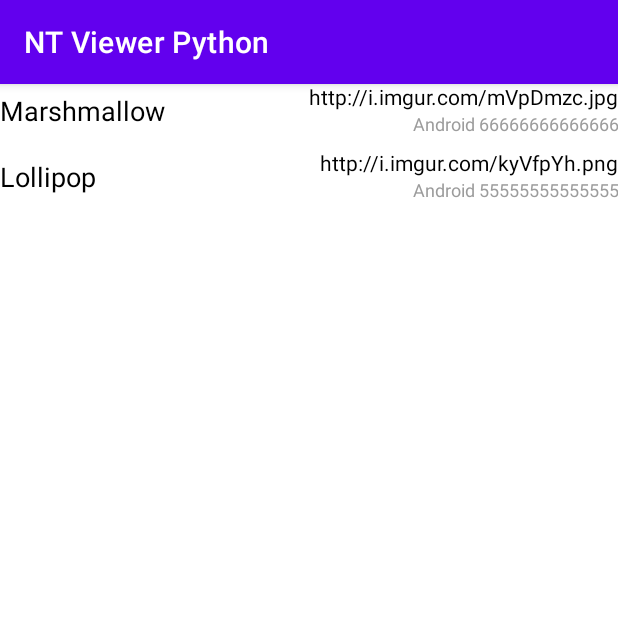
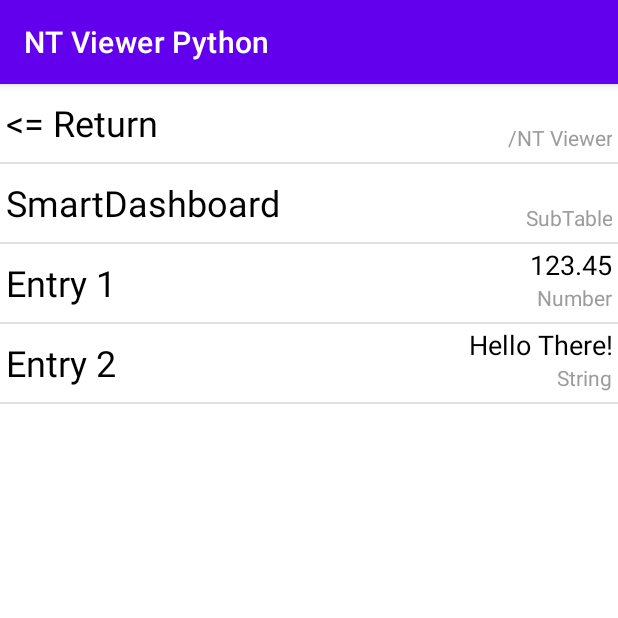
Before and after one commit to quick0831/NT-Viewer-Python, an Android app: the screen it shows after launch (MainActivity), on a phone screen of 412 x 824 dp, the top half of it. Run offline under Robolectric (Android 15) with nearby library versions, the phone set to English and light mode, and no system bars; libraries missing offline, so code that uses them is left out: com.chaquo.python; 4 statements that could not run were skipped.

Commit message:
Simply make the layout look better
Nothing else lol

```diff
--- a/app/src/main/java/edu/quick/frc/ntviewerpython/MainActivity.java
+++ b/app/src/main/java/edu/quick/frc/ntviewerpython/MainActivity.java
@@ -31,18 +31,22 @@ public class MainActivity extends AppCompatActivity {
         });*/
 
         RecyclerView rv = findViewById(R.id.RecyclerView);
-
         ArrayList<Item> data = new ArrayList<>();
-        data.add(new Item("Marshmallow", "http://i.imgur.com/mVpDmzc.jpg", "Android 66666666666666"));
-
         MyAdapter adapter = new MyAdapter(this, data);
 
         rv.setLayoutManager(new LinearLayoutManager(this));
         rv.setAdapter(adapter);
 
-        data.add(new Item("Lollipop", "http://i.imgur.com/kyVfpYh.png", "Android 55555555555555"));
+        data.add(new Item("<= Return", "", "/NT Viewer"));
+
+        data.add(new Item("SmartDashboard", "", "SubTable"));
+
+        data.add(new Item("Entry 1", "123.45", "Number"));
+        data.add(new Item("Entry 2", "Hello There!", "String"));
         adapter.notifyDataSetChanged();
     }
+
+// ==== Adapter for RecyclerView ===================================================================
 
     public static class MyAdapter extends RecyclerView.Adapter<MyAdapter.ViewHolder> {
         private final Context mContext;
@@ -82,11 +86,14 @@ public class MainActivity extends AppCompatActivity {
 
             public ViewHolder(View itemView) {
                 super(itemView);
+                itemView.setOnClickListener(v -> {
+                    Log.i("OnClick", (String) keyText.getText());
+                });
             }
         }
     }
 
-    public class Item {
+    public static class Item {
         String key, value, type;
 
         public Item(String key, String value, String type) {
--- a/app/src/main/res/layout/activity_main.xml
+++ b/app/src/main/res/layout/activity_main.xml
@@ -44,6 +44,6 @@
     <androidx.recyclerview.widget.RecyclerView
         android:id="@+id/RecyclerView"
         android:layout_width="match_parent"
-        android:layout_height="wrap_content" />
+        android:layout_height="match_parent" />
 
 </LinearLayout>
--- a/app/src/main/res/layout/item.xml
+++ b/app/src/main/res/layout/item.xml
@@ -4,8 +4,17 @@
     xmlns:tools="http://schemas.android.com/tools"
     android:layout_width="match_parent"
     android:layout_height="wrap_content"
+    android:orientation="vertical"
+    android:background="?android:attr/selectableItemBackground">
+
+    <LinearLayout
+        android:layout_width="match_parent"
+        android:layout_height="match_parent"
         android:orientation="horizontal"
-    android:paddingBottom="8dp">
+        android:paddingLeft="4dp"
+        android:paddingRight="4dp"
+        android:paddingBottom="4dp"
+        android:paddingTop="4dp">
 
         <TextView
             android:id="@+id/key_text"
@@ -14,7 +23,7 @@
             android:gravity="start|center_vertical"
             android:text="Key"
             android:textColor="#000000"
-        android:textSize="18sp"
+            android:textSize="24sp"
             tools:ignore="HardcodedText" />
 
         <Space
@@ -35,7 +44,7 @@
                 android:gravity="bottom|end"
                 android:text="Value"
                 android:textColor="#000000"
-            android:textSize="14sp"
+                android:textSize="18sp"
                 tools:ignore="HardcodedText" />
 
             <TextView
@@ -46,8 +55,16 @@
                 android:gravity="end|top"
                 android:text="Type"
                 android:textColor="#9C9C9C"
-            android:textSize="12sp"
+                android:textSize="14sp"
                 tools:ignore="HardcodedText" />
+
+        </LinearLayout>
     </LinearLayout>
 
+    <View
+        android:id="@+id/divider"
+        android:layout_width="match_parent"
+        android:layout_height="1dp"
+        android:background="?android:attr/listDivider" />
+
 </LinearLayout>
```
Lines whose indentation alone changed are shown as unchanged.
